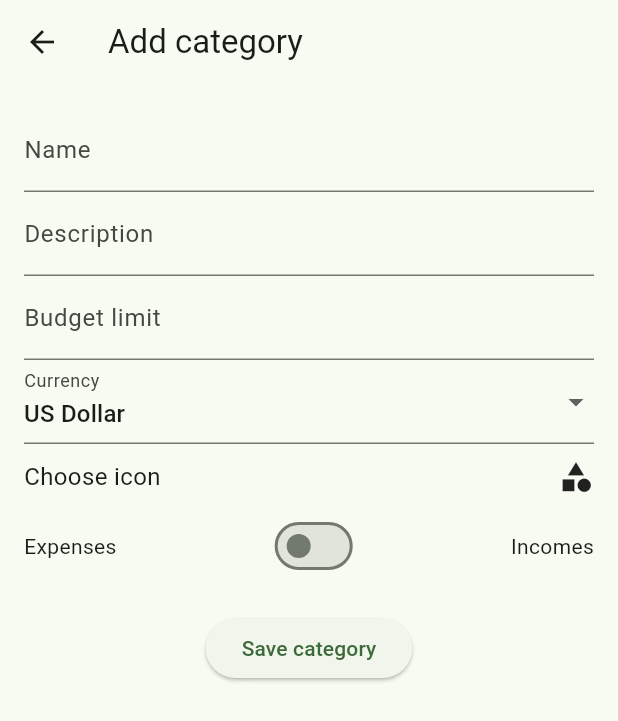
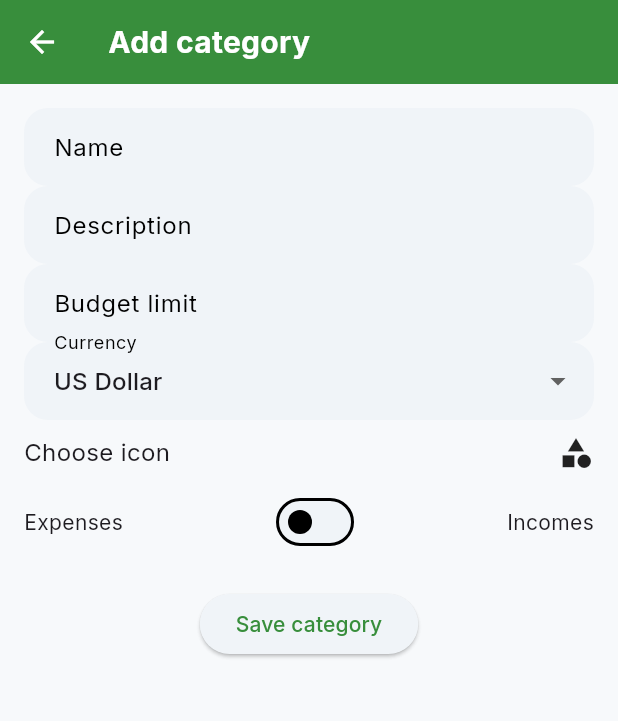
Before and after one commit to sirconceptz/SmartBudget, a Flutter app: the CategoryListScreen screen opened directly, after a tap on the "add" icon, on a phone screen of 412 x 824 dp. Shown: the top 721 px of the screen. Run offline on Flutter 3.47's test engine with Material 3 defaults, Android fonts, the phone set to English and light mode, and no system bars; our stand-ins replace bloc, device_info_plus, equatable, fl_chart, flutter_bloc, get_it and 5 more; missing offline and left inert: flutter_email_sender; accounts and stored records are empty; network calls fail.

Commit message:
Improve UI, app unification

```diff
--- a/lib/main.dart
+++ b/lib/main.dart
@@ -13,7 +13,7 @@ import 'package:smart_budget/screens/transaction/edit_transaction_screen.dart';
 import 'package:smart_budget/screens/transaction/transactions_screen.dart';
 import 'package:smart_budget/utils/recurring_transaction_manager.dart';
 import 'package:sqflite/sqflite.dart' hide Transaction;
-
+import 'utils/app_colors.dart';
 import 'blocs/category/category_bloc.dart';
 import 'blocs/category/category_event.dart';
 import 'blocs/currency_conversion/currency_conversion_bloc.dart';
@@ -29,6 +29,7 @@ import 'di/notifiers/theme_notifier.dart';
 import 'l10n/app_localizations.dart';
 import 'models/category.dart';
 import 'models/transaction.dart';
+import 'package:google_fonts/google_fonts.dart';
 
 void main() async {
   WidgetsFlutterBinding.ensureInitialized();
@@ -77,7 +78,148 @@ void main() async {
 class MyApp extends StatelessWidget {
   final DatabaseHelper dbHelper;
 
-  const MyApp({required this.dbHelper, super.key});
+  MyApp({required this.dbHelper, super.key});
+
+
+
+  final lightTheme = ThemeData(
+    useMaterial3: true,
+    colorScheme: ColorScheme(
+      brightness: Brightness.light,
+      primary: primaryColor,
+      onPrimary: Colors.white,
+      secondary: accentColor,
+      onSecondary: Colors.black,
+      background: backgroundColor,
+      onBackground: Colors.black,
+      surface: surfaceColor,
+      onSurface: Colors.black,
+      error: Colors.red,
+      onError: Colors.white,
+    ),
+    scaffoldBackgroundColor: backgroundColor,
+    cardColor: cardColor,
+    appBarTheme: AppBarTheme(
+      backgroundColor: primaryColor,
+      elevation: 0,
+      titleTextStyle: GoogleFonts.inter(
+        fontWeight: FontWeight.bold,
+        fontSize: 20,
+        color: Colors.white,
+        letterSpacing: 0.2,
+      ),
+      iconTheme: IconThemeData(color: Colors.white),
+    ),
+    cardTheme: CardThemeData(
+      color: cardColor,
+      shape: RoundedRectangleBorder(
+        borderRadius: BorderRadius.circular(20),
+      ),
+      elevation: 4,
+      margin: EdgeInsets.all(8),
+    ),
+    inputDecorationTheme: InputDecorationTheme(
+      filled: true,
+      fillColor: surfaceColor,
+      border: OutlineInputBorder(
+        borderRadius: BorderRadius.circular(16),
+        borderSide: BorderSide.none,
+      ),
+      contentPadding: EdgeInsets.symmetric(vertical: 14, horizontal: 16),
+    ),
+    bottomNavigationBarTheme: BottomNavigationBarThemeData(
+      selectedItemColor: primaryColor,
+      unselectedItemColor: Colors.grey,
+      showUnselectedLabels: true,
+      backgroundColor: Colors.white,
+      elevation: 12,
+      type: BottomNavigationBarType.fixed,
+    ),
+    floatingActionButtonTheme: FloatingActionButtonThemeData(
+      backgroundColor: accentColor,
+      foregroundColor: Colors.black,
+      shape: RoundedRectangleBorder(
+        borderRadius: BorderRadius.circular(16),
+      ),
+    ),
+    textTheme: GoogleFonts.interTextTheme(), // nowoczesna czcionka!
+    snackBarTheme: SnackBarThemeData(
+      backgroundColor: primaryColor,
+      contentTextStyle: TextStyle(color: Colors.white),
+      shape: RoundedRectangleBorder(borderRadius: BorderRadius.circular(12)),
+      behavior: SnackBarBehavior.floating,
+    ),
+  );
+
+  final darkTheme = ThemeData(
+    useMaterial3: true,
+    colorScheme: ColorScheme(
+      brightness: Brightness.dark,
+      primary: darkPrimaryColor,
+      onPrimary: Colors.white,
+      secondary: darkAccentColor,
+      onSecondary: Colors.black,
+      background: darkBackgroundColor,
+      onBackground: Colors.white,
+      surface: darkSurfaceColor,
+      onSurface: Colors.white,
+      error: Colors.red,
+      onError: Colors.white,
+    ),
+    scaffoldBackgroundColor: darkBackgroundColor,
+    cardColor: darkCardColor,
+    appBarTheme: AppBarTheme(
+      backgroundColor: darkPrimaryColor,
+      elevation: 0,
+      titleTextStyle: GoogleFonts.inter(
+        fontWeight: FontWeight.bold,
+        fontSize: 20,
+        color: Colors.white,
+        letterSpacing: 0.2,
+      ),
+      iconTheme: IconThemeData(color: Colors.white),
+    ),
+    cardTheme: CardThemeData(
+      color: darkCardColor,
+      shape: RoundedRectangleBorder(
+        borderRadius: BorderRadius.circular(20),
+      ),
+      elevation: 4,
+      margin: EdgeInsets.all(8),
+    ),
+    inputDecorationTheme: InputDecorationTheme(
+      filled: true,
+      fillColor: darkSurfaceColor,
+      border: OutlineInputBorder(
+        borderRadius: BorderRadius.circular(16),
+        borderSide: BorderSide.none,
+      ),
+      contentPadding: EdgeInsets.symmetric(vertical: 14, horizontal: 16),
+    ),
+    bottomNavigationBarTheme: BottomNavigationBarThemeData(
+      selectedItemColor: darkAccentColor,
+      unselectedItemColor: Colors.grey,
+      showUnselectedLabels: true,
+      backgroundColor: darkCardColor,
+      elevation: 12,
+      type: BottomNavigationBarType.fixed,
+    ),
+    floatingActionButtonTheme: FloatingActionButtonThemeData(
+      backgroundColor: darkAccentColor,
+      foregroundColor: Colors.black,
+      shape: RoundedRectangleBorder(
+        borderRadius: BorderRadius.circular(16),
+      ),
+    ),
+    textTheme: GoogleFonts.interTextTheme(ThemeData.dark().textTheme),
+    snackBarTheme: SnackBarThemeData(
+      backgroundColor: darkPrimaryColor,
+      contentTextStyle: TextStyle(color: Colors.white),
+      shape: RoundedRectangleBorder(borderRadius: BorderRadius.circular(12)),
+      behavior: SnackBarBehavior.floating,
+    ),
+  );
+
 
   @override
   Widget build(BuildContext context) {
@@ -90,24 +232,8 @@ class MyApp extends StatelessWidget {
       supportedLocales: AppLocalizations.supportedLocales,
       debugShowCheckedModeBanner: false,
       locale: localeNotifier.locale,
-      theme: ThemeData(
-        colorScheme: ColorScheme.fromSeed(
-            seedColor: Colors.green.shade800, brightness: Brightness.light),
-        useMaterial3: true,
-        bottomNavigationBarTheme: BottomNavigationBarThemeData(
-          selectedItemColor: Colors.green.shade800,
-          unselectedItemColor: Colors.grey,
-        ),
-      ),
-      darkTheme: ThemeData(
-        colorScheme: ColorScheme.fromSeed(
-            seedColor: Colors.green.shade800, brightness: Brightness.dark),
-        useMaterial3: true,
-        bottomNavigationBarTheme: BottomNavigationBarThemeData(
-          selectedItemColor: Colors.green.shade800,
-          unselectedItemColor: Colors.grey,
-        ),
-      ),
+      theme: lightTheme,
+      darkTheme: darkTheme,
       themeMode: themeNotifier.themeMode,
 
       routes: {
--- a/lib/screens/category/category_list_screen.dart
+++ b/lib/screens/category/category_list_screen.dart
@@ -18,6 +18,8 @@ class CategoryListScreen extends StatelessWidget {
     final currentCurrency = currencyNotifier.currency;
 
     return Scaffold(
+        appBar: AppBar(
+          title: Text(AppLocalizations.of(context)!.categories)),
       body: BlocBuilder<CategoryBloc, CategoryState>(
         builder: (context, state) {
           if (state is CategoriesLoading) {
--- a/lib/screens/category/edit_category_screen.dart
+++ b/lib/screens/category/edit_category_screen.dart
@@ -145,6 +145,7 @@ class _EditCategoryScreenState extends State<EditCategoryScreen> {
                   _budgetLimit = double.tryParse(value!);
                 },
               ),
+              SizedBox(height: 16),
               DropdownButtonFormField<Currency>(
                 value: _selectedCurrency,
                 items: Currency.values.map((currency) {
--- a/lib/screens/transaction/add_transaction_screen.dart
+++ b/lib/screens/transaction/add_transaction_screen.dart
@@ -154,6 +154,7 @@ class _AddTransactionScreenState extends State<AddTransactionScreen> {
                   },
                   decoration: InputDecoration(labelText: 'Typ transakcji'),
                 ),
+                SizedBox(height: 16),
                 BlocBuilder<CategoryBloc, CategoryState>(
                   builder: (context, state) {
                     if (state is CategoriesLoading) {
@@ -193,6 +194,7 @@ class _AddTransactionScreenState extends State<AddTransactionScreen> {
                     }
                   },
                 ),
+                SizedBox(height: 16),
                 TextFormField(
                   keyboardType: TextInputType.number,
                   decoration: InputDecoration(
@@ -209,6 +211,7 @@ class _AddTransactionScreenState extends State<AddTransactionScreen> {
                     _amount = double.parse(value!);
                   },
                 ),
+                SizedBox(height: 16),
                 TextFormField(
                   decoration: InputDecoration(
                     labelText: AppLocalizations.of(context)!.description,
@@ -217,6 +220,7 @@ class _AddTransactionScreenState extends State<AddTransactionScreen> {
                     _description = value;
                   },
                 ),
+                SizedBox(height: 16),
                 DropdownButtonFormField<Currency>(
                   value: _selectedCurrency,
                   items: Currency.values.map((currency) {
--- /dev/null
+++ b/lib/utils/app_colors.dart
@@ -0,0 +1,13 @@
+import 'dart:ui';
+
+const primaryColor = Color(0xFF388E3C);
+const backgroundColor = Color(0xC1F5F7FA);
+const cardColor = Color(0xFFFFFFFF);
+const accentColor = Color(0xFF69F0AE);
+const surfaceColor = Color(0xFFF0F4F8);
+
+const darkPrimaryColor = Color(0xFF43A047);
+const darkBackgroundColor = Color(0xFF1A1C1E);
+const darkCardColor = Color(0xFF23272A);
+const darkAccentColor = Color(0xFF00E676);
+const darkSurfaceColor = Color(0xFF222629);
--- a/pubspec.yaml
+++ b/pubspec.yaml
@@ -27,6 +27,7 @@ dependencies:
   package_info_plus: ^8.1.1
   share_plus: ^10.1.4
   flutter_background_service: ^5.1.0
+  google_fonts: ^6.2.1
 
 dev_dependencies:
   flutter_test:
```
Also changed, not shown: lib/screens/home_screen.dart (+32 -15 lines), lib/screens/settings_screen.dart (+8 -2 lines), lib/screens/transaction/edit_transaction_screen.dart (+6 -2 lines), pubspec.lock.
